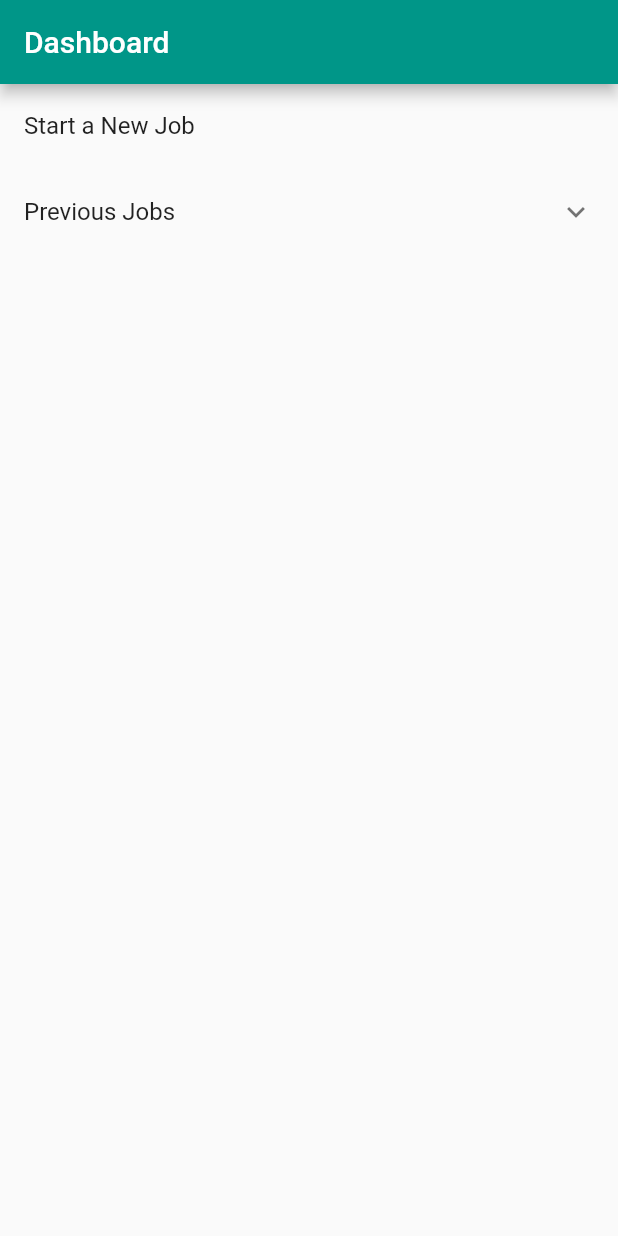
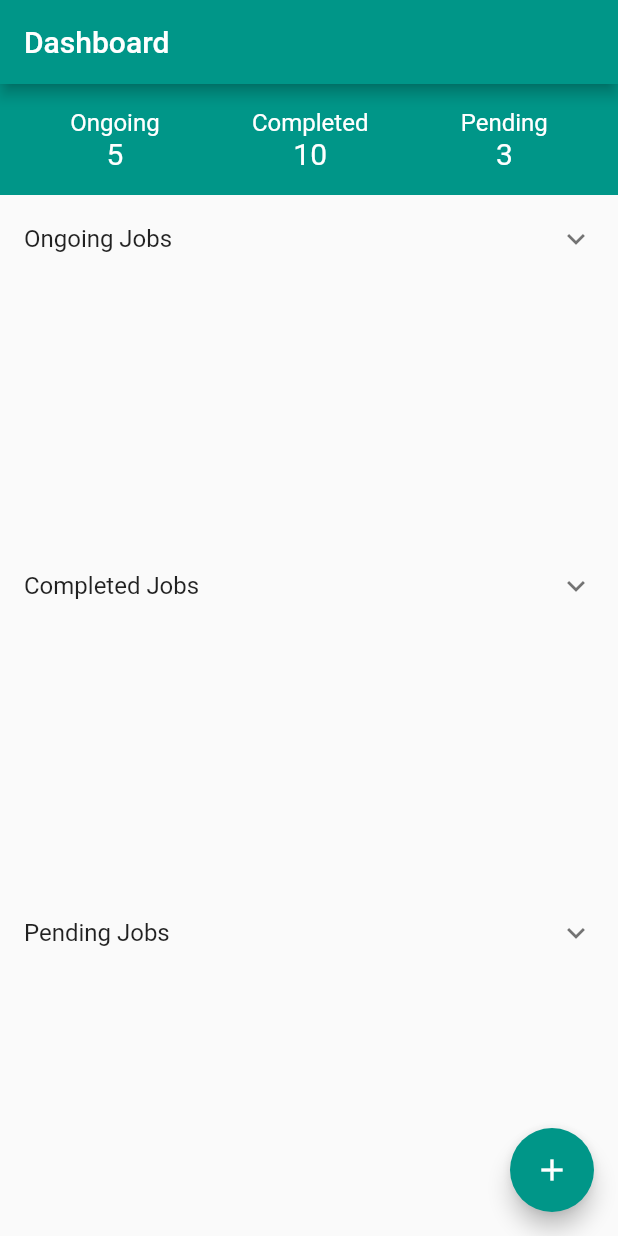
Before and after one commit to hirak214/jcr_app, a Flutter app: the screen it shows after launch, on a phone screen of 412 x 824 dp. Run offline on Flutter 3.47's test engine with Material 2 defaults, Android fonts, the light colour scheme and no system bars; our stand-ins replace image_picker.

Commit message:
Update: dashabord.dart

```diff
--- a/lib/dashboard.dart
+++ b/lib/dashboard.dart
@@ -26,38 +26,122 @@ class Dashboard extends StatelessWidget {
       appBar: AppBar(
         title: Text('Dashboard'),
       ),
-      body: ListView(
+      body: Column(
+        crossAxisAlignment: CrossAxisAlignment.stretch,
         children: [
-          ListTile(
-            title: Text('Start a New Job'),
-            onTap: () {
-              Navigator.push(
-                context,
-                MaterialPageRoute(
-                  builder: (context) => PreWorkFormPage(),
+          // Job Statistics
+          Container(
+            padding: EdgeInsets.all(16.0),
+            color: Colors.teal,
+            child: Row(
+              mainAxisAlignment: MainAxisAlignment.spaceAround,
+              children: [
+                _buildStat('Ongoing', '5'), // Replace '5' with actual ongoing job count
+                _buildStat('Completed', '10'), // Replace '10' with actual completed job count
+                _buildStat('Pending', '3'), // Replace '3' with actual pending job count
+              ],
+            ),
+          ),
+          // Ongoing Jobs
+          Expanded(
+            child: ListView(
+              children: [
+                ExpansionTile(
+                  title: Text('Ongoing Jobs'),
+                  children: [
+                    ListTile(
+                      title: Text('Job 3 (Ongoing)'),
+                      onTap: () {
+                        // Navigate to details of Job 3 (Ongoing)
+                      },
+                    ),
+                    ListTile(
+                      title: Text('Job 4 (Ongoing)'),
+                      onTap: () {
+                        // Navigate to details of Job 4 (Ongoing)
+                      },
+                    ),
+                  ],
                 ),
-              );
-            },
+              ],
+            ),
           ),
-          ExpansionTile(
-            title: Text('Previous Jobs'),
-            children: [
-              ListTile(
-                title: Text('Job 1'),
-                onTap: () {
-                  // Navigate to details of Job 1
-                },
-              ),
-              ListTile(
-                title: Text('Job 2'),
-                onTap: () {
-                  // Navigate to details of Job 2
-                },
-              ),
-            ],
+          // Completed Jobs
+          Expanded(
+            child: ListView(
+              children: [
+                ExpansionTile(
+                  title: Text('Completed Jobs'),
+                  children: [
+                    ListTile(
+                      title: Text('Job 1 (Completed)'),
+                      onTap: () {
+                        // Navigate to details of Job 1 (Completed)
+                      },
+                    ),
+                    ListTile(
+                      title: Text('Job 2 (Completed)'),
+                      onTap: () {
+                        // Navigate to details of Job 2 (Completed)
+                      },
+                    ),
+                  ],
+                ),
+              ],
+            ),
+          ),
+          // Pending Jobs
+          Expanded(
+            child: ListView(
+              children: [
+                ExpansionTile(
+                  title: Text('Pending Jobs'),
+                  children: [
+                    ListTile(
+                      title: Text('Job 5 (Pending)'),
+                      onTap: () {
+                        // Navigate to details of Job 5 (Pending)
+                      },
+                    ),
+                    ListTile(
+                      title: Text('Job 6 (Pending)'),
+                      onTap: () {
+                        // Navigate to details of Job 6 (Pending)
+                      },
+                    ),
+                  ],
+                ),
+              ],
+            ),
           ),
         ],
       ),
+      floatingActionButton: FloatingActionButton(
+        onPressed: () {
+          Navigator.push(
+            context,
+            MaterialPageRoute(
+              builder: (context) => PreWorkFormPage(),
+            ),
+          );
+        },
+        child: Icon(Icons.add),
+      ),
+    );
+  }
+
+  Widget _buildStat(String label, String value) {
+    return Column(
+      children: [
+        Text(
+          label,
+          style: TextStyle(fontSize: 16, color: Colors.white),
+        ),
+        Text(
+          value,
+          style: TextStyle(fontSize: 20, color: Colors.white),
+        ),
+      ],
     );
   }
 }
```
